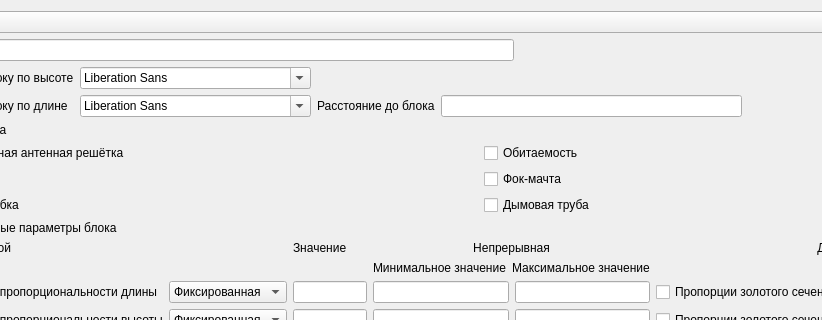
This is gui_for_create_secad/gui/enteringblocks.ui in baseoleph/secad as Qt 5 draws it before an edit; both pictures show x 93 to 915 and y 0 to 320 of the 1153 by 612 pixel window. The edited form follows.
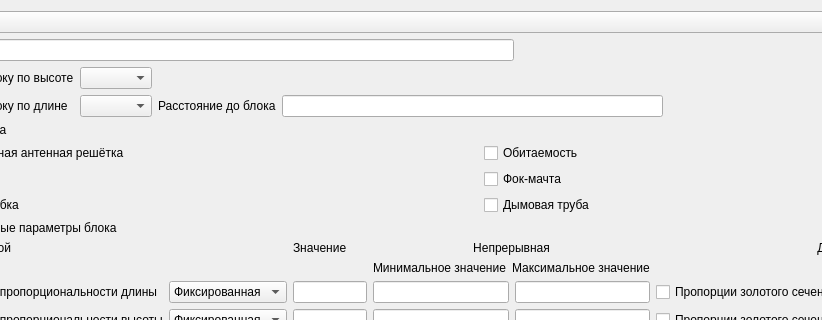
This is the edited form.

Commit message:
enteringbloks.ui: combo box
Поменял Font Combo Box на Combo Box

The edit to the form file:
```diff
--- a/gui_for_create_secad/gui/enteringblocks.ui
+++ b/gui_for_create_secad/gui/enteringblocks.ui
@@ -94,9 +94,6 @@
    </item>
    <item row="2" column="0" colspan="3">
     <layout class="QGridLayout" name="gridLayout_4">
-     <item row="1" column="1">
-      <widget class="QFontComboBox" name="fontComboBox_3"/>
-     </item>
      <item row="0" column="0">
       <widget class="QLabel" name="label_9">
        <property name="text">
@@ -111,9 +108,6 @@
        </property>
       </widget>
      </item>
-     <item row="0" column="1">
-      <widget class="QFontComboBox" name="fontComboBox_2"/>
-     </item>
      <item row="1" column="0">
       <widget class="QLabel" name="label_10">
        <property name="text">
@@ -137,6 +131,12 @@
        </property>
       </spacer>
      </item>
+     <item row="0" column="1">
+      <widget class="QComboBox" name="comboBox_14"/>
+     </item>
+     <item row="1" column="1">
+      <widget class="QComboBox" name="comboBox_15"/>
+     </item>
     </layout>
    </item>
    <item row="6" column="0" colspan="3">
```
